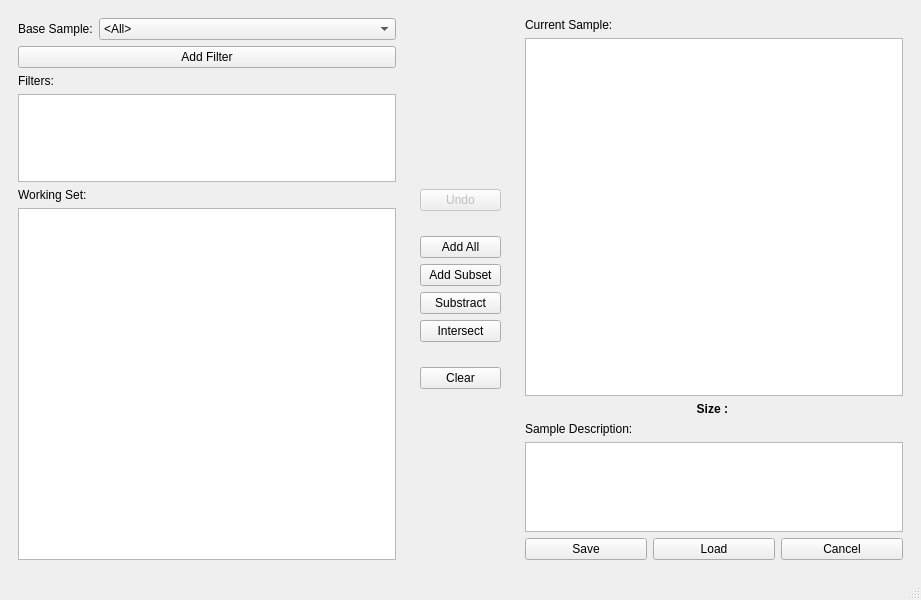
This is braviz/interaction/qt_guis/new_sample_screen.ui in diego0020/braviz-app as Qt 5 draws it before an edit. The edited form follows.
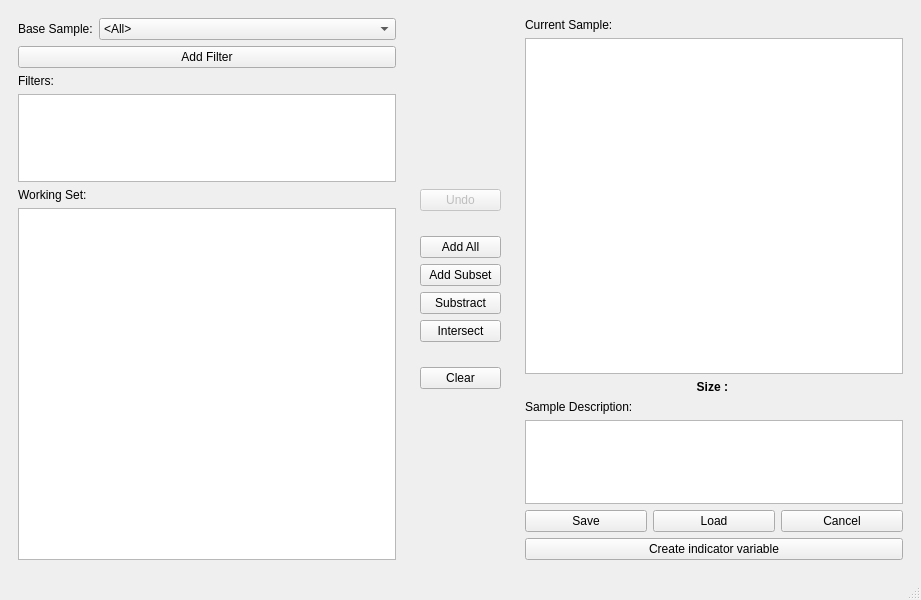
This is the edited form.

Commit message: creating indicator variables for samples closing #31

```diff
--- a/braviz/interaction/qt_guis/new_sample_screen.ui
+++ b/braviz/interaction/qt_guis/new_sample_screen.ui
@@ -243,7 +243,7 @@
       <property name="frameShadow">
        <enum>QFrame::Raised</enum>
       </property>
-      <layout class="QVBoxLayout" name="verticalLayout_2" stretch="0,4,0,0,1,0">
+      <layout class="QVBoxLayout" name="verticalLayout_2" stretch="0,4,0,0,1,0,0">
        <item>
         <widget class="QLabel" name="label_2">
          <property name="text">
@@ -335,6 +335,13 @@
          </layout>
         </widget>
        </item>
+       <item>
+        <widget class="QPushButton" name="create_ind_variable">
+         <property name="text">
+          <string>Create indicator variable</string>
+         </property>
+        </widget>
+       </item>
       </layout>
      </widget>
     </item>
```
The commit also changes 5 other files.
